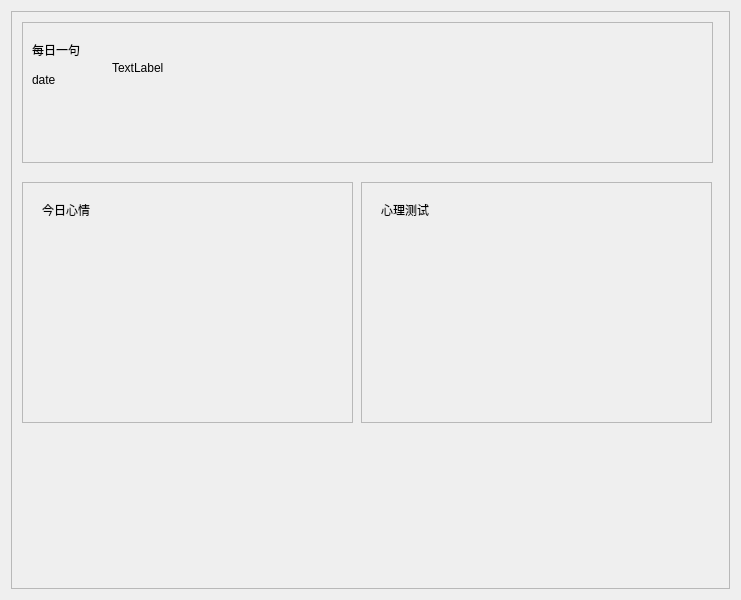
First picture: the form in MoodMate/homepage.ui, repository Kevin-1849/MoodMate--, before the edit.
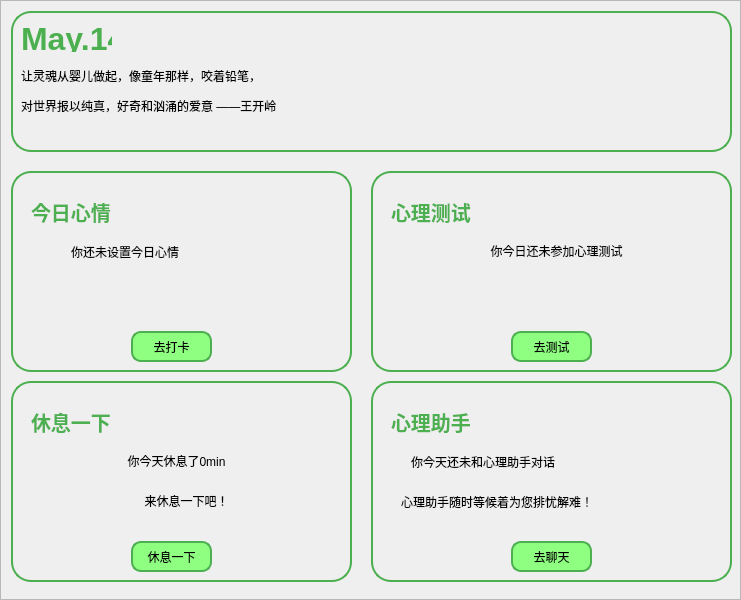
Second picture: the form after the edit.

```diff
--- a/MoodMate/homepage.ui
+++ b/MoodMate/homepage.ui
@@ -13,9 +13,18 @@
   <property name="windowTitle">
    <string>Form</string>
   </property>
-  <layout class="QVBoxLayout" name="verticalLayout">
-   <item>
     <widget class="QScrollArea" name="scrollArea">
+   <property name="enabled">
+    <bool>true</bool>
+   </property>
+   <property name="geometry">
+    <rect>
+     <x>0</x>
+     <y>0</y>
+     <width>741</width>
+     <height>600</height>
+    </rect>
+   </property>
      <property name="widgetResizable">
       <bool>true</bool>
      </property>
@@ -24,8 +33,8 @@
        <rect>
         <x>0</x>
         <y>0</y>
-        <width>715</width>
-        <height>574</height>
+      <width>739</width>
+      <height>598</height>
        </rect>
       </property>
       <widget class="QFrame" name="frame">
@@ -33,53 +42,57 @@
         <rect>
          <x>10</x>
          <y>10</y>
-         <width>691</width>
+       <width>721</width>
          <height>141</height>
         </rect>
        </property>
+     <property name="styleSheet">
+      <string notr="true">    border: 2px solid #4CAF50;       /* 边框宽度和颜色 */
+    border-radius: 20px;              /* 圆角边框，可改为0表示*/
+    background-color: rgba(0, 0, 0,0);      </string>
+     </property>
        <property name="frameShape">
         <enum>QFrame::Shape::StyledPanel</enum>
        </property>
        <property name="frameShadow">
         <enum>QFrame::Shadow::Raised</enum>
        </property>
-       <widget class="QLabel" name="label">
-        <property name="geometry">
-         <rect>
-          <x>10</x>
-          <y>20</y>
-          <width>58</width>
-          <height>16</height>
-         </rect>
-        </property>
-        <property name="text">
-         <string>每日一句</string>
-        </property>
-       </widget>
        <widget class="QLabel" name="dateLabel">
         <property name="geometry">
          <rect>
           <x>10</x>
-          <y>50</y>
-          <width>58</width>
-          <height>16</height>
-         </rect>
-        </property>
+        <y>10</y>
+        <width>91</width>
+        <height>31</height>
+       </rect>
+      </property>
+      <property name="styleSheet">
+       <string notr="true">
+color: #4CAF50;               /* 字体颜色 */
+font-family: &quot;微软雅黑&quot;;    /* 字体 */
+font-size: 24px;          /* 字体大小 */
+font-weight: bold;        /* 加粗 */
+border:None</string>
+      </property>
         <property name="text">
-         <string>date</string>
-        </property>
-       </widget>
-       <widget class="QLabel" name="contentLabel">
+       <string>&lt;html&gt;&lt;head/&gt;&lt;body&gt;&lt;p&gt;&lt;span style=&quot; font-size:24pt;&quot;&gt;May.14&lt;/span&gt;&lt;/p&gt;&lt;/body&gt;&lt;/html&gt;</string>
+      </property>
+     </widget>
+     <widget class="QLabel" name="quoteLabel">
         <property name="geometry">
          <rect>
-          <x>90</x>
-          <y>20</y>
-          <width>561</width>
-          <height>51</height>
-         </rect>
-        </property>
+        <x>10</x>
+        <y>40</y>
+        <width>701</width>
+        <height>81</height>
+       </rect>
+      </property>
+      <property name="styleSheet">
+       <string notr="true">font: 700 24pt &quot;Kaiti SC&quot;;
+border:None</string>
+      </property>
         <property name="text">
-         <string>TextLabel</string>
+       <string>&lt;html&gt;&lt;head/&gt;&lt;body&gt;&lt;p&gt;让灵魂从婴儿做起，像童年那样，咬着铅笔，&lt;/p&gt;&lt;p&gt;对世界报以纯真，好奇和汹涌的爱意 ——王开岭&lt;/p&gt;&lt;/body&gt;&lt;/html&gt;</string>
         </property>
        </widget>
       </widget>
@@ -88,10 +101,17 @@
         <rect>
          <x>10</x>
          <y>170</y>
-         <width>331</width>
-         <height>241</height>
-        </rect>
-       </property>
+       <width>341</width>
+       <height>201</height>
+      </rect>
+     </property>
+     <property name="styleSheet">
+      <string notr="true">
+    border: 2px solid #4CAF50;       /* 边框宽度和颜色 */
+    border-radius: 20px;              /* 圆角边框，可改为0表示*/
+    background-color: rgba(0,0,0,0);     
+</string>
+     </property>
        <property name="frameShape">
         <enum>QFrame::Shape::StyledPanel</enum>
        </property>
@@ -103,24 +123,73 @@
          <rect>
           <x>20</x>
           <y>20</y>
-          <width>58</width>
-          <height>16</height>
-         </rect>
-        </property>
+        <width>101</width>
+        <height>41</height>
+       </rect>
+      </property>
+      <property name="styleSheet">
+       <string notr="true">color: #4CAF50;               /* 字体颜色 */
+font-family: &quot;微软雅黑&quot;;    /* 字体 */
+font-size: 20px;          /* 字体大小 */
+font-weight: bold;        /* 加粗 */
+border:None</string>
+      </property>
         <property name="text">
          <string>今日心情</string>
         </property>
        </widget>
+     <widget class="QLabel" name="label">
+      <property name="geometry">
+       <rect>
+        <x>60</x>
+        <y>60</y>
+        <width>241</width>
+        <height>41</height>
+       </rect>
+      </property>
+      <property name="styleSheet">
+       <string notr="true">border:None;
+font: 700 24pt &quot;Kaiti SC&quot;;
+</string>
+      </property>
+      <property name="text">
+       <string>你还未设置今日心情</string>
+      </property>
+     </widget>
+     <widget class="QPushButton" name="DiaryButton">
+      <property name="geometry">
+       <rect>
+        <x>120</x>
+        <y>160</y>
+        <width>81</width>
+        <height>31</height>
+       </rect>
+      </property>
+      <property name="styleSheet">
+       <string notr="true">	 border: 2px solid #4CAF50; 
+    border-radius: 10px;              /* 圆角边框，可改为0表示*/
+    background-color: rgb(143, 255, 129);      
+font: 700 18pt &quot;Kaiti SC&quot;;</string>
+      </property>
+      <property name="text">
+       <string>去打卡</string>
+      </property>
+     </widget>
       </widget>
       <widget class="QFrame" name="frame_3">
        <property name="geometry">
         <rect>
-         <x>349</x>
+       <x>370</x>
          <y>170</y>
-         <width>351</width>
-         <height>241</height>
-        </rect>
-       </property>
+       <width>361</width>
+       <height>201</height>
+      </rect>
+     </property>
+     <property name="styleSheet">
+      <string notr="true">    border: 2px solid #4CAF50;       /* 边框宽度和颜色 */
+    border-radius: 20px;              /* 圆角边框，可改为0表示*/
+    background-color: rgba(0,0,0,0);   </string>
+     </property>
        <property name="frameShape">
         <enum>QFrame::Shape::StyledPanel</enum>
        </property>
@@ -132,19 +201,253 @@
          <rect>
           <x>20</x>
           <y>20</y>
-          <width>58</width>
-          <height>16</height>
-         </rect>
-        </property>
+        <width>91</width>
+        <height>41</height>
+       </rect>
+      </property>
+      <property name="styleSheet">
+       <string notr="true">color: #4CAF50;               /* 字体颜色 */
+font-family: &quot;微软雅黑&quot;;    /* 字体 */
+font-size: 20px;          /* 字体大小 */
+font-weight: bold;        /* 加粗 */
+border:None</string>
+      </property>
         <property name="text">
          <string>心理测试</string>
         </property>
        </widget>
-      </widget>
+     <widget class="QLabel" name="label_9">
+      <property name="geometry">
+       <rect>
+        <x>30</x>
+        <y>50</y>
+        <width>311</width>
+        <height>61</height>
+       </rect>
+      </property>
+      <property name="styleSheet">
+       <string notr="true">border:None;
+font: 700 24pt &quot;Kaiti SC&quot;;</string>
+      </property>
+      <property name="text">
+       <string>&lt;html&gt;&lt;head/&gt;&lt;body&gt;&lt;p align=&quot;center&quot;&gt;你今日还未参加心理测试&lt;/p&gt;&lt;/body&gt;&lt;/html&gt;</string>
+      </property>
+     </widget>
+     <widget class="QPushButton" name="TestButton">
+      <property name="geometry">
+       <rect>
+        <x>140</x>
+        <y>160</y>
+        <width>81</width>
+        <height>31</height>
+       </rect>
+      </property>
+      <property name="styleSheet">
+       <string notr="true">	 border: 2px solid #4CAF50; 
+    border-radius: 10px;              /* 圆角边框，可改为0表示*/
+    background-color: rgb(143, 255, 129);      
+font: 700 18pt &quot;Kaiti SC&quot;;</string>
+      </property>
+      <property name="text">
+       <string>去测试</string>
+      </property>
      </widget>
     </widget>
-   </item>
-  </layout>
+    <widget class="QFrame" name="frame_4">
+     <property name="geometry">
+      <rect>
+       <x>10</x>
+       <y>380</y>
+       <width>341</width>
+       <height>201</height>
+      </rect>
+     </property>
+     <property name="styleSheet">
+      <string notr="true">
+    border: 2px solid #4CAF50;       /* 边框宽度和颜色 */
+    border-radius: 20px;              /* 圆角边框，可改为0表示*/
+    background-color: rgba(0,0,0,0);      
+</string>
+     </property>
+     <property name="frameShape">
+      <enum>QFrame::Shape::StyledPanel</enum>
+     </property>
+     <property name="frameShadow">
+      <enum>QFrame::Shadow::Raised</enum>
+     </property>
+     <widget class="QLabel" name="label_4">
+      <property name="geometry">
+       <rect>
+        <x>20</x>
+        <y>20</y>
+        <width>131</width>
+        <height>41</height>
+       </rect>
+      </property>
+      <property name="styleSheet">
+       <string notr="true">color: #4CAF50;               /* 字体颜色 */
+font-family: &quot;微软雅黑&quot;;    /* 字体 */
+font-size: 20px;          /* 字体大小 */
+font-weight: bold;        /* 加粗 */
+border:None</string>
+      </property>
+      <property name="text">
+       <string>休息一下</string>
+      </property>
+     </widget>
+     <widget class="QLabel" name="label_5">
+      <property name="geometry">
+       <rect>
+        <x>50</x>
+        <y>60</y>
+        <width>231</width>
+        <height>41</height>
+       </rect>
+      </property>
+      <property name="styleSheet">
+       <string notr="true">border:None;
+font: 700 24pt &quot;Kaiti SC&quot;;
+</string>
+      </property>
+      <property name="text">
+       <string>&lt;html&gt;&lt;head/&gt;&lt;body&gt;&lt;p align=&quot;center&quot;&gt;你今天休息了0min&lt;/p&gt;&lt;/body&gt;&lt;/html&gt;</string>
+      </property>
+     </widget>
+     <widget class="QPushButton" name="RestButton">
+      <property name="geometry">
+       <rect>
+        <x>120</x>
+        <y>160</y>
+        <width>81</width>
+        <height>31</height>
+       </rect>
+      </property>
+      <property name="styleSheet">
+       <string notr="true">	 border: 2px solid #4CAF50; 
+    border-radius: 10px;              /* 圆角边框，可改为0表示*/
+    background-color: rgb(143, 255, 129);      
+font: 700 18pt &quot;Kaiti SC&quot;;</string>
+      </property>
+      <property name="text">
+       <string>休息一下</string>
+      </property>
+     </widget>
+     <widget class="QLabel" name="label_10">
+      <property name="geometry">
+       <rect>
+        <x>60</x>
+        <y>100</y>
+        <width>231</width>
+        <height>41</height>
+       </rect>
+      </property>
+      <property name="styleSheet">
+       <string notr="true">border:None;
+font: 700 24pt &quot;Kaiti SC&quot;;
+</string>
+      </property>
+      <property name="text">
+       <string>&lt;html&gt;&lt;head/&gt;&lt;body&gt;&lt;p align=&quot;center&quot;&gt;来休息一下吧！&lt;/p&gt;&lt;/body&gt;&lt;/html&gt;</string>
+      </property>
+     </widget>
+    </widget>
+    <widget class="QFrame" name="frame_5">
+     <property name="geometry">
+      <rect>
+       <x>370</x>
+       <y>380</y>
+       <width>361</width>
+       <height>201</height>
+      </rect>
+     </property>
+     <property name="styleSheet">
+      <string notr="true">    border: 2px solid #4CAF50;       /* 边框宽度和颜色 */
+    border-radius: 20px;              /* 圆角边框，可改为0表示*/
+    background-color: rgba(0,0,0,0);      </string>
+     </property>
+     <property name="frameShape">
+      <enum>QFrame::Shape::StyledPanel</enum>
+     </property>
+     <property name="frameShadow">
+      <enum>QFrame::Shadow::Raised</enum>
+     </property>
+     <widget class="QLabel" name="label_6">
+      <property name="geometry">
+       <rect>
+        <x>20</x>
+        <y>20</y>
+        <width>91</width>
+        <height>41</height>
+       </rect>
+      </property>
+      <property name="styleSheet">
+       <string notr="true">color: #4CAF50;               /* 字体颜色 */
+font-family: &quot;微软雅黑&quot;;    /* 字体 */
+font-size: 20px;          /* 字体大小 */
+font-weight: bold;        /* 加粗 */
+border:None</string>
+      </property>
+      <property name="text">
+       <string>心理助手</string>
+      </property>
+     </widget>
+     <widget class="QLabel" name="label_7">
+      <property name="geometry">
+       <rect>
+        <x>40</x>
+        <y>50</y>
+        <width>311</width>
+        <height>61</height>
+       </rect>
+      </property>
+      <property name="styleSheet">
+       <string notr="true">border:None;
+font: 700 24pt &quot;Kaiti SC&quot;;
+</string>
+      </property>
+      <property name="text">
+       <string>你今天还未和心理助手对话</string>
+      </property>
+     </widget>
+     <widget class="QLabel" name="label_8">
+      <property name="geometry">
+       <rect>
+        <x>30</x>
+        <y>100</y>
+        <width>321</width>
+        <height>41</height>
+       </rect>
+      </property>
+      <property name="styleSheet">
+       <string notr="true">border:None;
+font: 700 20pt &quot;Kaiti SC&quot;;</string>
+      </property>
+      <property name="text">
+       <string>心理助手随时等候着为您排忧解难！</string>
+      </property>
+     </widget>
+     <widget class="QPushButton" name="ChatPage">
+      <property name="geometry">
+       <rect>
+        <x>140</x>
+        <y>160</y>
+        <width>81</width>
+        <height>31</height>
+       </rect>
+      </property>
+      <property name="styleSheet">
+       <string notr="true">	 border: 2px solid #4CAF50; 
+    border-radius: 10px;              /* 圆角边框，可改为0表示*/
+    background-color: rgb(143, 255, 129);      
+font: 700 18pt &quot;Kaiti SC&quot;;</string>
+      </property>
+      <property name="text">
+       <string>去聊天</string>
+      </property>
+     </widget>
+    </widget>
+   </widget>
+  </widget>
  </widget>
  <resources/>
  <connections/>
```
Lines whose indentation alone changed are shown as unchanged.
